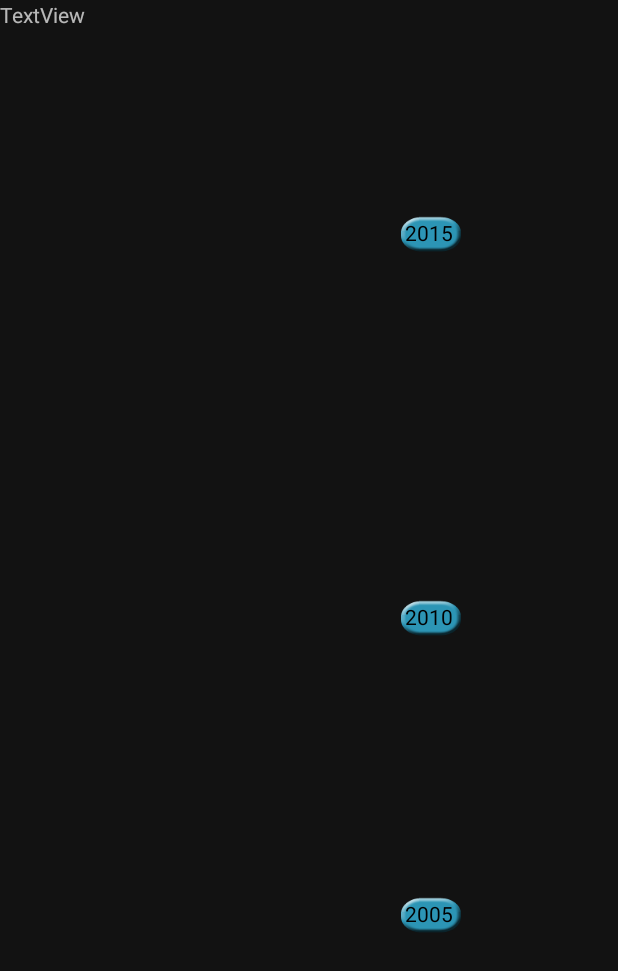
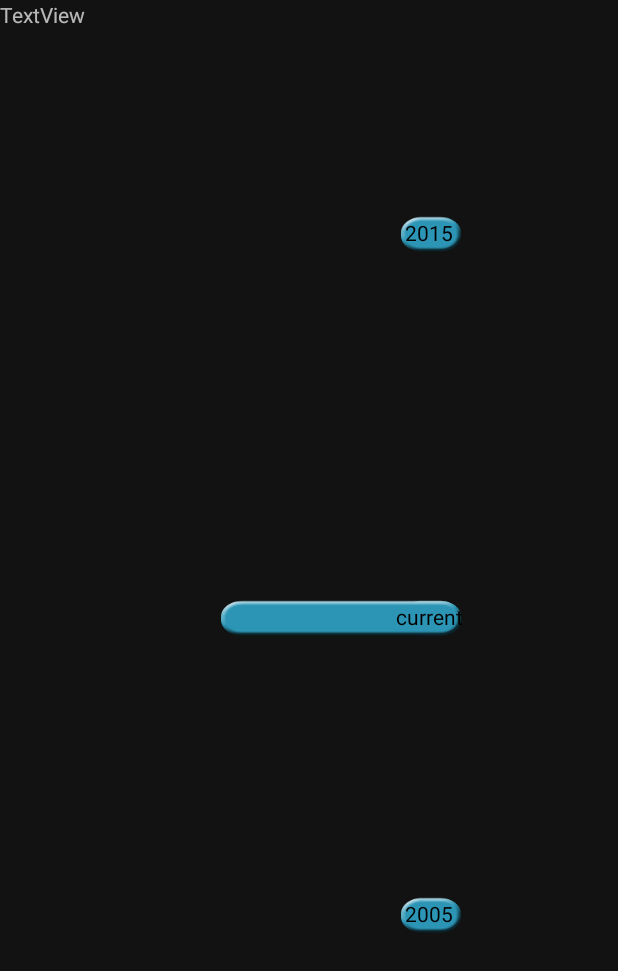
Before and after one commit to jimandreas/SearchViewBottomNav, an Android app: the layout fragment_fastscroll.xml on its own in the app's theme, with its tools: preview values and no code run, on a phone screen of 412 x 824 dp. Shown: the top 971 px of the screen. Run offline under Robolectric (Android 15) with nearby library versions, the phone set to English and light mode, and no system bars.

```diff
--- a/app/src/main/java/com/example/searchviewbottomnav/ui/fastscroll/FastscrollFragment.kt
+++ b/app/src/main/java/com/example/searchviewbottomnav/ui/fastscroll/FastscrollFragment.kt
@@ -36,6 +36,7 @@ class FastscrollFragment : Fragment() {
     private lateinit var fastscrollViewModel: FastscrollViewModel
     private lateinit var recyclerView : RecyclerView
     private lateinit var rootView : View
+    private var monthList : Array<String>? = null
 
 
     override fun onCreateView(
@@ -51,10 +52,11 @@ class FastscrollFragment : Fragment() {
 //            textView.text = it
 //        })
 
+        monthList = generateMonthList()
         recyclerView = root.findViewById(R.id.fast_scroll_recyclerview)
         recyclerView.layoutManager = LinearLayoutManager(recyclerView.context)
         val adapter = SimpleStringRecyclerViewAdapter(recyclerView.context,
-            generateMonthList()
+            monthList!!
         )
         recyclerView.adapter = adapter
         rootView = root
@@ -64,7 +66,7 @@ class FastscrollFragment : Fragment() {
     override fun onViewCreated(view: View, savedInstanceState: Bundle?) {
         super.onViewCreated(view, savedInstanceState)
 
-        val fsb = FastscrollBubble(rootView, recyclerView, viewLifecycleOwner)
+        val fsb = FastscrollBubble(rootView, recyclerView, viewLifecycleOwner, monthList!!)
         fsb.setup()
     }
 
--- a/app/src/main/java/com/example/searchviewbottomnav/util/OneShotTimer.kt
+++ b/app/src/main/java/com/example/searchviewbottomnav/util/OneShotTimer.kt
@@ -51,7 +51,7 @@ class OneShotTimer(context: Context) {
                 delay(500L)
                 mutex.withLock {
                     countDownTime -= 500
-                    Timber.v("TIME IS $countDownTime")
+                    //Timber.v("TIME IS $countDownTime")
                 }
             }
 
--- a/app/src/main/res/layout/fragment_fastscroll.xml
+++ b/app/src/main/res/layout/fragment_fastscroll.xml
@@ -113,12 +113,33 @@
         tools:visibility="visible" />
 
     <TextView
+        android:id="@+id/tcurrent"
+        android:layout_width="170dp"
+        android:layout_height="30dp"
+        android:layout_marginEnd="100dp"
+        android:background="@drawable/nine_patch_decent_blue"
+        android:clickable="false"
+        android:paddingStart="8dp"
+        android:paddingTop="4dp"
+        android:paddingEnd="4dp"
+        android:paddingBottom="4dp"
+        android:text="current"
+        android:textAlignment="textEnd"
+        android:textColor="@android:color/black"
+        android:visibility="invisible"
+        app:layout_constraintBottom_toBottomOf="parent"
+        app:layout_constraintEnd_toEndOf="parent"
+        app:layout_constraintTop_toTopOf="parent"
+        tools:ignore="HardcodedText"
+        tools:visibility="visible" />
+
+    <TextView
         android:id="@+id/debugTextView"
         android:layout_width="wrap_content"
         android:layout_height="wrap_content"
         android:text="TextView"
-        tools:layout_editor_absoluteX="359dp"
-        tools:layout_editor_absoluteY="716dp" />
+        app:layout_constraintStart_toStartOf="parent"
+        app:layout_constraintTop_toTopOf="parent" />
 
 
 </androidx.constraintlayout.widget.ConstraintLayout>
```
Also changed, not shown: app/src/main/java/com/example/searchviewbottomnav/ui/fastscroll/FastscrollBubble.kt (+77 -40 lines), app/src/main/java/com/example/searchviewbottomnav/util/Util.kt (+70 -0 lines).
